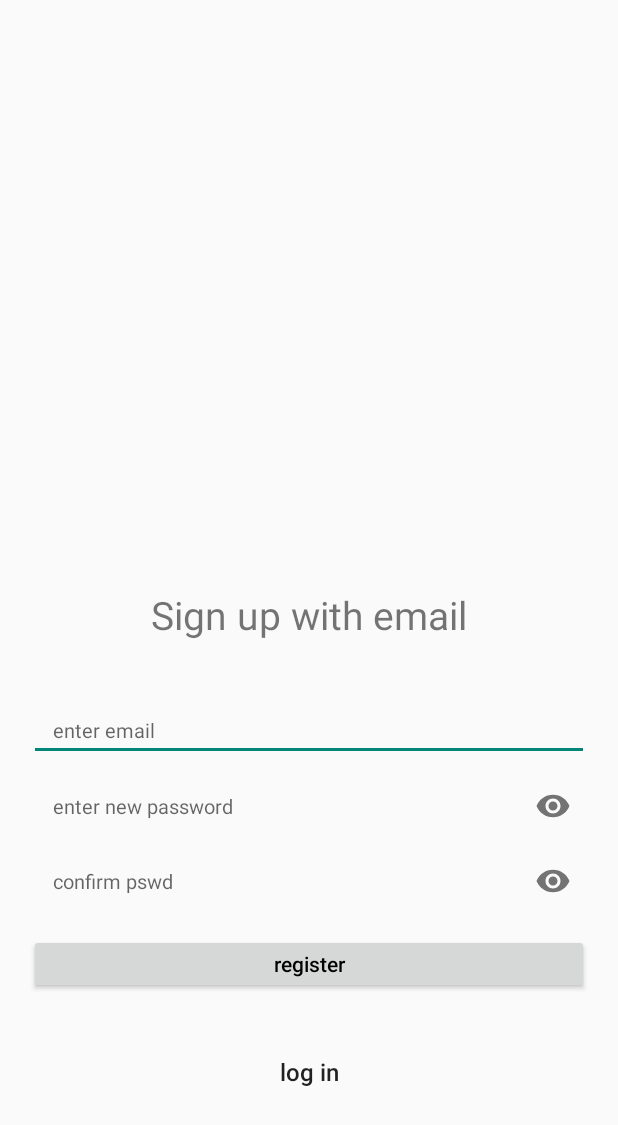
After one commit to My-Dairy/My-Dairy, an Android app: the EmailRegisterActivity screen opened directly, with no data from a screen before it, on a phone screen of 412 x 824 dp. The commit adds this screen. Shown: the top 1125 px of the screen. Run offline under Robolectric (Android 15) with nearby library versions, the phone set to English and light mode, and no system bars; our stand-ins replace Firebase (no records; nobody signed in at launch, a user with empty details on screens opened directly).

Commit message:
initial first commit

```diff
--- a/app/build.gradle
+++ b/app/build.gradle
@@ -33,7 +33,7 @@ dependencies {
     implementation 'androidx.appcompat:appcompat:1.3.0'
     implementation 'com.google.android.material:material:1.4.0'
     implementation 'androidx.constraintlayout:constraintlayout:2.0.4'
-    implementation 'com.google.firebase:firebase-auth:21.0.1'
+    implementation 'com.google.firebase:firebase-auth'
     testImplementation 'junit:junit:4.+'
     androidTestImplementation 'androidx.test.ext:junit:1.1.3'
     implementation platform('com.google.firebase:firebase-bom:28.2.1')
@@ -42,6 +42,7 @@ dependencies {
     implementation 'com.hbb20:ccp:2.4.5'
     implementation 'com.chaos.view:pinview:1.4.3'
     implementation 'com.google.android.gms:play-services-auth:19.0.0'
+    implementation 'com.firebaseui:firebase-ui-database:7.1.1'
 }
 apply plugin: 'com.android.application'
 apply plugin: 'com.google.gms.google-services'
--- a/app/src/main/AndroidManifest.xml
+++ b/app/src/main/AndroidManifest.xml
@@ -12,7 +12,8 @@
         android:supportsRtl="true"
         android:theme="@style/Theme.Design.Light.NoActionBar"
         tools:ignore="AllowBackup">
-        <activity android:name=".emaillogin.EmailLoginActivity"></activity>
+        <activity android:name=".emaillogin.EmailRegisterActivity"></activity>
+        <activity android:name=".emaillogin.EmailLoginActivity" />
         <activity android:name=".phonelogin.PhoneOTPActivity" />
         <activity android:name=".phonelogin.PhoneLoginActivity" />
         <activity android:name=".splash.SplashActivity">
--- a/app/src/main/java/com/example/mydairy/emaillogin/EmailLoginActivity.java
+++ b/app/src/main/java/com/example/mydairy/emaillogin/EmailLoginActivity.java
@@ -54,7 +54,7 @@ public class EmailLoginActivity extends AppCompatActivity {
         SignUp.setOnClickListener(new View.OnClickListener() {
             @Override
             public void onClick(View v) {
-                startActivity(new Intent(EmailLoginActivity.this, MainActivity.class));
+                startActivity(new Intent(EmailLoginActivity.this, EmailRegisterActivity.class));
             }
         });
 
--- /dev/null
+++ b/app/src/main/java/com/example/mydairy/emaillogin/EmailRegisterActivity.java
@@ -0,0 +1,137 @@
+package com.example.mydairy.emaillogin;
+
+import androidx.annotation.NonNull;
+import androidx.appcompat.app.AppCompatActivity;
+
+import android.content.Intent;
+import android.os.Bundle;
+import android.view.View;
+import android.widget.Button;
+import android.widget.EditText;
+import android.widget.Toast;
+
+import com.example.mydairy.MainActivity;
+import com.example.mydairy.R;
+import com.google.android.gms.tasks.OnCompleteListener;
+import com.google.android.gms.tasks.Task;
+import com.google.android.material.textfield.TextInputLayout;
+import com.google.firebase.auth.AuthResult;
+import com.google.firebase.auth.FirebaseAuth;
+import com.google.firebase.auth.FirebaseUser;
+
+import java.util.regex.Pattern;
+
+public class EmailRegisterActivity extends AppCompatActivity {
+
+    private FirebaseAuth mAuth;
+    EditText Email;
+    TextInputLayout Password;
+    TextInputLayout Confirm;
+    Button Register;
+    EditText pwd, cnfrm;
+    Button Login;
+    private static final Pattern PASSWORD_PATTERN =
+            Pattern.compile("^(?=.*[0-9])"
+                    + "(?=.*[a-z])(?=.*[A-Z])"
+                    + "(?=.*[@#$%^&+=])"
+                    + "(?=\\S+$).{8,20}$");
+    String EmailPattern = "[a-zA-Z0-9._-]+@[a-z]+\\.+[a-z]+";
+
+
+    @Override
+    protected void onCreate(Bundle savedInstanceState) {
+        super.onCreate(savedInstanceState);
+        setContentView(R.layout.activity_email_register);
+
+        mAuth = FirebaseAuth.getInstance();
+
+        Email = (EditText) findViewById(R.id.email_box);
+        Password = (TextInputLayout) findViewById(R.id.password_box);
+        Confirm = (TextInputLayout) findViewById(R.id.confirm_password_box);
+        Register = (Button) findViewById(R.id.register_btn);
+
+        pwd = (EditText) findViewById(R.id.pwd);
+        cnfrm = (EditText) findViewById(R.id.cnfrm);
+
+        Login = (Button) findViewById(R.id.btn_log_in);
+        Login.setOnClickListener(new View.OnClickListener() {
+            @Override
+            public void onClick(View v) {
+                finish();
+            }
+        });
+
+        Register.setOnClickListener(new View.OnClickListener() {
+            @Override
+            public void onClick(View v) {
+                if(Email.getText().toString().isEmpty()) {
+                    Email.setError("Please Enter an email");
+                }
+                else {
+                    if (Email.getText().toString().trim().matches(EmailPattern)) {
+                        if(pwd.getText().toString().isEmpty())
+                        {
+                            pwd.setError("Please enter password");
+                        }
+                        else if(!PASSWORD_PATTERN.matcher(pwd.getText().toString()).matches())
+                        {
+                            pwd.setError("Password must contain 1 lowercase or uppercase, 1 digit and 1 symbol.");
+                        }
+                        else
+                        {
+                            if(cnfrm.getText().toString().equals(pwd.getText().toString()))
+                            {
+                                mAuth.createUserWithEmailAndPassword(Email.getText().toString(), pwd.getText().toString())
+                                        .addOnCompleteListener(EmailRegisterActivity.this, new OnCompleteListener<AuthResult>() {
+                                            @Override
+                                            public void onComplete(@NonNull Task<AuthResult> task) {
+                                                if (task.isSuccessful()) {
+                                                    // Sign in success, update UI with the signed-in user's information
+                                                    FirebaseUser user = mAuth.getCurrentUser();
+                                                    user.sendEmailVerification().addOnCompleteListener(new OnCompleteListener<Void>() {
+                                                        @Override
+                                                        public void onComplete(@NonNull Task<Void> task) {
+                                                            if (task.isSuccessful()) {
+                                                                Toast.makeText(EmailRegisterActivity.this, "Verify Your email and LogIn", Toast.LENGTH_SHORT).show();
+
+                                                                if (user.isEmailVerified()) {
+                                                                    Intent int_main = new Intent(EmailRegisterActivity.this, MainActivity.class);
+                                                                    finishAffinity();
+                                                                    startActivity(int_main);
+                                                                    finish();
+                                                                } else {
+                                                                    Intent int_main = new Intent(EmailRegisterActivity.this, EmailLoginActivity.class);
+                                                                    startActivity(int_main);
+                                                                    finish();
+                                                                }
+                                                            } else {
+                                                                Toast.makeText(EmailRegisterActivity.this, "Verification Code Error.",
+                                                                        Toast.LENGTH_SHORT).show();
+                                                            }
+                                                        }
+                                                    });
+
+                                                } else {
+                                                    // If sign in fails, display a message to the user.
+                                                    Toast.makeText(EmailRegisterActivity.this, "Authentication failed.",
+                                                            Toast.LENGTH_SHORT).show();
+                                                }
+                                            }
+                                        });
+
+                            }
+                            else
+                            {
+                                cnfrm.setError("Password does not match");
+                            }
+                        }
+                    }
+                    else
+                    {
+                        Email.setError("Please Enter Valid email.");
+                    }
+                }
+            }
+        });
+    }
+}
--- /dev/null
+++ b/app/src/main/res/layout/activity_email_register.xml
@@ -0,0 +1,163 @@
+<?xml version="1.0" encoding="utf-8"?>
+<androidx.constraintlayout.widget.ConstraintLayout xmlns:android="http://schemas.android.com/apk/res/android"
+    xmlns:app="http://schemas.android.com/apk/res-auto"
+    xmlns:tools="http://schemas.android.com/tools"
+    android:layout_width="match_parent"
+    android:layout_height="match_parent"
+    tools:context=".emaillogin.EmailRegisterActivity">
+
+    <ImageView
+        android:id="@+id/imageView"
+        android:layout_width="0dp"
+        android:layout_height="wrap_content"
+        android:layout_marginStart="59dp"
+        android:layout_marginLeft="59dp"
+        android:layout_marginTop="60dp"
+        android:layout_marginEnd="59dp"
+        android:layout_marginRight="59dp"
+        android:layout_marginBottom="70dp"
+        app:layout_constraintBottom_toTopOf="@+id/textview_sign_up_email"
+        app:layout_constraintEnd_toEndOf="parent"
+        app:layout_constraintHorizontal_bias="0.5"
+        app:layout_constraintStart_toStartOf="parent"
+        app:layout_constraintTop_toTopOf="parent"
+        />
+
+    <TextView
+        android:id="@+id/textview_sign_up_email"
+        android:layout_width="wrap_content"
+        android:layout_height="wrap_content"
+        android:layout_marginBottom="40dp"
+        android:text="Sign up with email"
+        android:textSize="26sp"
+        app:layout_constraintBottom_toTopOf="@+id/email_box"
+        app:layout_constraintEnd_toEndOf="parent"
+        app:layout_constraintHorizontal_bias="0.5"
+        app:layout_constraintStart_toStartOf="parent" />
+
+    <EditText
+        android:id="@+id/email_box"
+        android:layout_width="0dp"
+        android:layout_height="40dp"
+        android:layout_marginStart="19dp"
+        android:layout_marginLeft="19dp"
+        android:layout_marginEnd="19dp"
+        android:layout_marginRight="19dp"
+        android:layout_marginBottom="10dp"
+        android:ems="10"
+        android:hint="enter email"
+        android:inputType="textEmailAddress"
+        android:textSize="13sp"
+        app:layout_constraintBottom_toTopOf="@+id/password_box"
+        app:layout_constraintEnd_toEndOf="parent"
+        app:layout_constraintHorizontal_bias="0.5"
+        app:layout_constraintStart_toStartOf="parent"
+        android:paddingLeft="16dp"
+        android:paddingRight="16sp"/>
+
+
+    <com.google.android.material.textfield.TextInputLayout
+        android:id="@+id/password_box"
+        android:layout_width="0dp"
+        android:layout_height="40dp"
+        app:passwordToggleEnabled="true"
+        android:layout_marginStart="19dp"
+        android:layout_marginLeft="19dp"
+        android:layout_marginEnd="19dp"
+        android:layout_marginRight="19dp"
+        app:hintEnabled="false"
+        android:layout_marginBottom="10dp"
+        app:layout_constraintBottom_toTopOf="@+id/confirm_password_box"
+        app:layout_constraintEnd_toEndOf="parent"
+        app:layout_constraintHorizontal_bias="0.505"
+        app:layout_constraintStart_toStartOf="parent"
+
+        >
+
+        <EditText
+            android:id="@+id/pwd"
+            android:layout_width="match_parent"
+            android:layout_height="match_parent"
+            android:textSize="13sp"
+            android:inputType="textPassword"
+            android:ems="15"
+            android:hint="enter new password"
+            android:paddingLeft="16dp"
+            android:paddingRight="16sp"
+            android:background="@null"
+            />
+
+    </com.google.android.material.textfield.TextInputLayout>
+
+
+    <com.google.android.material.textfield.TextInputLayout
+        android:id="@+id/confirm_password_box"
+        android:layout_width="0dp"
+        android:layout_height="40dp"
+        app:passwordToggleEnabled="true"
+        android:layout_marginStart="19dp"
+        android:layout_marginLeft="19dp"
+        android:layout_marginEnd="19dp"
+        android:layout_marginRight="19dp"
+        app:hintEnabled="false"
+        android:layout_marginBottom="15dp"
+        app:layout_constraintBottom_toTopOf="@+id/register_btn"
+        app:layout_constraintEnd_toEndOf="parent"
+        app:layout_constraintHorizontal_bias="0.505"
+        app:layout_constraintStart_toStartOf="parent"
+        >
+
+        <EditText
+            android:id="@+id/cnfrm"
+            android:layout_width="match_parent"
+            android:layout_height="match_parent"
+            android:textSize="13sp"
+            android:inputType="textPassword"
+            android:ems="15"
+            android:hint="confirm pswd"
+            android:paddingLeft="16dp"
+            android:paddingRight="16sp"
+            android:background="@null"
+            />
+
+    </com.google.android.material.textfield.TextInputLayout>
+
+
+    <Button
+        android:id="@+id/register_btn"
+        android:layout_width="0dp"
+        android:layout_height="40dp"
+        android:layout_marginStart="19dp"
+        android:layout_marginLeft="19dp"
+        android:layout_marginEnd="19dp"
+        android:layout_marginRight="19dp"
+        android:layout_marginBottom="32dp"
+        android:text="register"
+        android:textAllCaps="false"
+        android:textColor="@color/black"
+        app:layout_constraintBottom_toTopOf="@id/btn_log_in"
+        app:layout_constraintEnd_toEndOf="parent"
+        app:layout_constraintHorizontal_bias="0.5"
+        app:layout_constraintStart_toStartOf="parent" />
+
+    <Button
+        android:id="@+id/btn_log_in"
+        android:layout_width="0dp"
+        android:layout_height="40dp"
+        android:layout_marginStart="19dp"
+        android:layout_marginLeft="19dp"
+        android:layout_marginEnd="19dp"
+        android:layout_marginRight="19dp"
+        android:layout_marginBottom="89dp"
+        android:background="@null"
+        android:text="log in"
+        android:textAllCaps="false"
+        android:textSize="16sp"
+        app:layout_constraintBottom_toBottomOf="parent"
+        app:layout_constraintEnd_toEndOf="parent"
+        app:layout_constraintHorizontal_bias="0.5"
+        app:layout_constraintStart_toStartOf="parent" />
+
+
+
+</androidx.constraintlayout.widget.ConstraintLayout>
```
Also changed, not shown: 5 other files.
